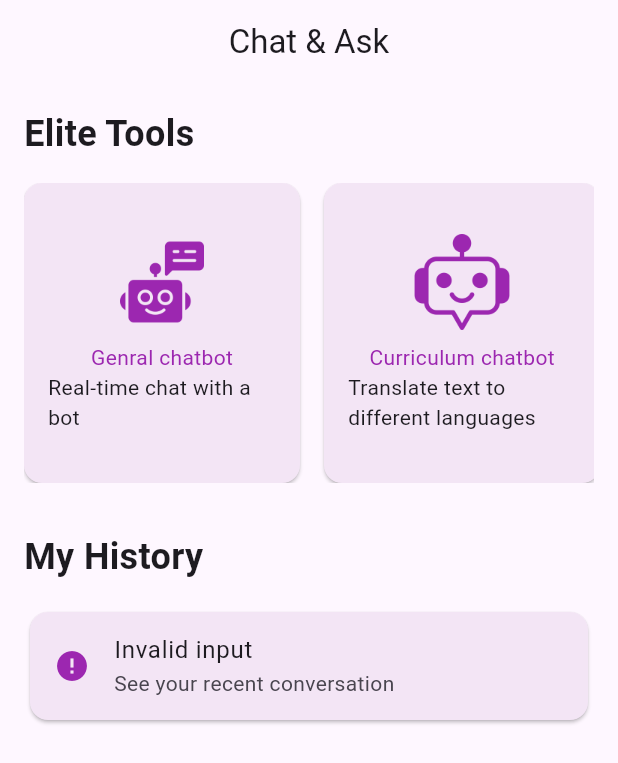
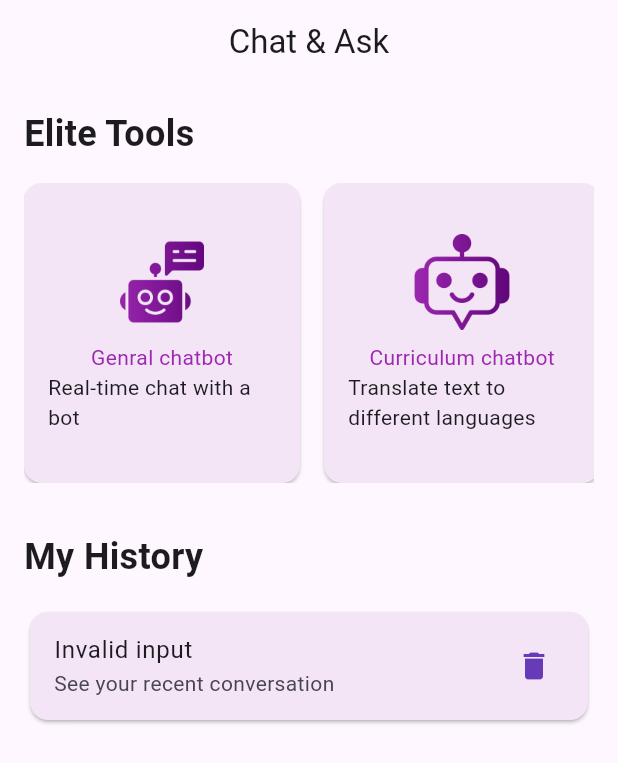
Before and after one commit to MohamedAdel022/University-Companion-, a Flutter app: the BotsScreen screen opened directly, on a phone screen of 412 x 824 dp. Shown: the top 763 px of the screen. Run offline on Flutter 3.47's test engine with Material 3 defaults, Android fonts, the light colour scheme and no system bars; our stand-ins replace curved_navigation_bar, image_picker; network calls fail.

Commit message:
little detials

```diff
--- a/lib/screens/bots_screen.dart
+++ b/lib/screens/bots_screen.dart
@@ -98,11 +98,18 @@ class BotsScreen extends StatelessWidget {
                           child: Column(
                             mainAxisAlignment: MainAxisAlignment.center,
                             children: [
-                              Image.asset(
-                                tool.icon,
-                                width: 64,
-                                height: 64,
-                                color: Colors.purple,
+                              ShaderMask(
+                                shaderCallback: (bounds) {
+                                  return const LinearGradient(
+                                    colors: [Colors.white, Colors.purple],
+                                  ).createShader(bounds);
+                                },
+                                child: Image.asset(
+                                  tool.icon,
+                                  width: 64,
+                                  height: 64,
+                                  color: Colors.purple,
+                                ),
                               ),
                               const SizedBox(height: 8),
                               Text(
@@ -133,12 +140,10 @@ class BotsScreen extends StatelessWidget {
                   return Card(
                     color: Colors.purple[50],
                     child: ListTile(
-                      leading: const Icon(
-                        Icons.error,
-                        color: Colors.purple,
-                      ),
                       title: Text(item['title']!),
                       subtitle: Text(item['description']!),
+                      trailing:
+                          const Icon(Icons.delete, color: Colors.deepPurple),
                     ),
                   );
                 },
```
Also changed, not shown: lib/screens/bot_chat_screen.dart (+31 -6 lines).
